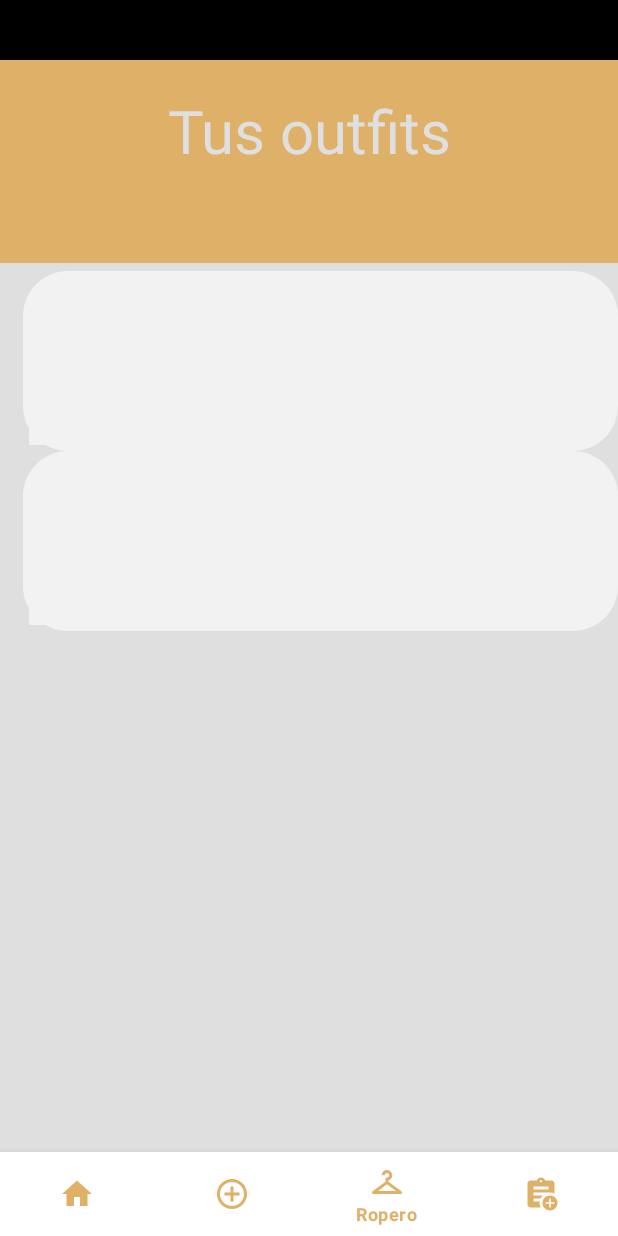
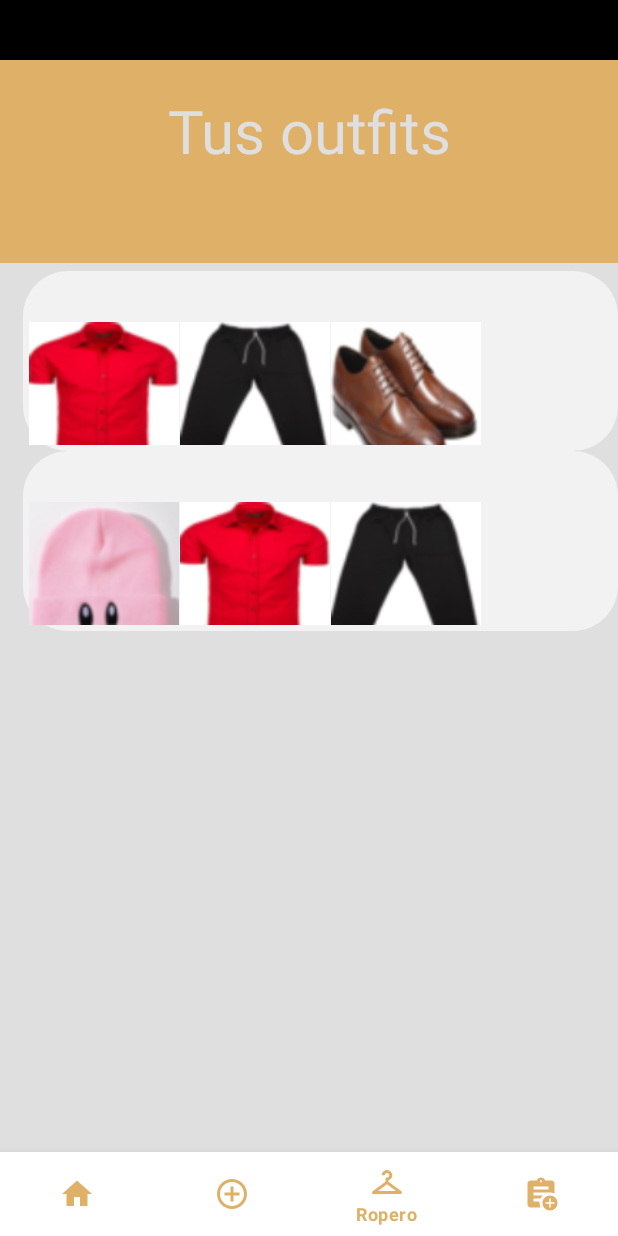
Before and after one commit to Morales241/ProyectoFinalAppsMoviles, an Android app: the Ropero screen opened through its navigation route, on a phone screen of 412 x 824 dp. Run offline under Robolectric (Android 15) with nearby library versions, the phone set to English and light mode, and no system bars; our stand-ins replace navigation-ui.

Commit message:
solucion de errores
solucione 1 error de los ids

```diff
--- a/ClosetVitual/app/src/main/res/layout/prenda.xml
+++ b/ClosetVitual/app/src/main/res/layout/prenda.xml
@@ -8,6 +8,7 @@
         android:layout_height="100dp">
 
         <ImageView
+            android:id="@+id/imgPrenda"
             android:layout_width="100dp"
             android:layout_height="100dp"
             android:background="@color/grisMasClaro"
```
